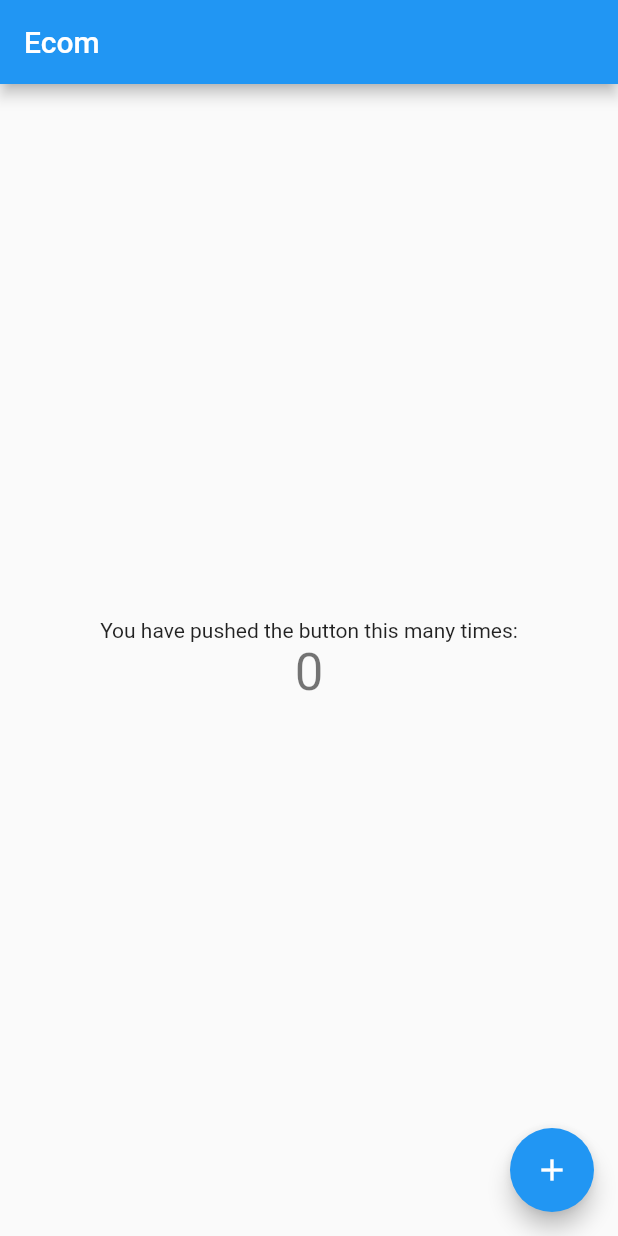
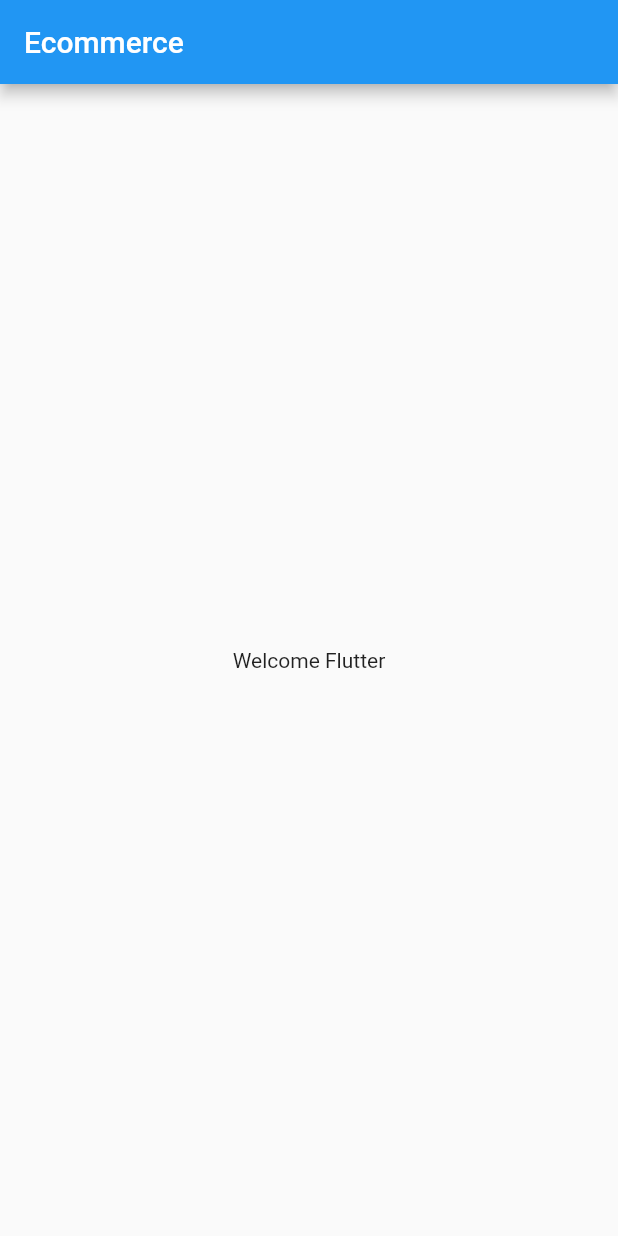
Before and after one commit to akshatjain2k/Ecom-App, a Flutter app: the screen it shows after launch, on a phone screen of 412 x 824 dp. Run offline on Flutter 3.47's test engine with Material 2 defaults, Android fonts, the phone set to English and light mode, and no system bars.

Commit message:
2nd Commit

```diff
--- /dev/null
+++ b/apk/lib/home_page.dart
@@ -0,0 +1,21 @@
+import 'package:flutter/material.dart';
+
+class HomePage extends StatelessWidget {
+  const HomePage({Key? key}) : super(key: key);
+
+  @override
+  Widget build(BuildContext context) {
+    return Scaffold(
+      appBar: AppBar(
+        title: Text("Ecommerce"),
+      ),
+      body: Center(
+        child: Container(
+          child: Text(
+            "Welcome Flutter",
+          ),
+        ),
+      ),
+    );
+  }
+}
--- a/apk/lib/main.dart
+++ b/apk/lib/main.dart
@@ -1,115 +1,19 @@
+import 'package:apk/home_page.dart';
 import 'package:flutter/material.dart';
 
 void main() {
-  runApp(const MyApp());
+  runApp(MyApp());
 }
 
 class MyApp extends StatelessWidget {
   const MyApp({Key? key}) : super(key: key);
 
-  // This widget is the root of your application.
   @override
   Widget build(BuildContext context) {
+    // String s = "Flutter";
     return MaterialApp(
-      title: 'Flutter Demo',
-      theme: ThemeData(
-        // This is the theme of your application.
-        //
-        // Try running your application with "flutter run". You'll see the
-        // application has a blue toolbar. Then, without quitting the app, try
-        // changing the primarySwatch below to Colors.green and then invoke
-        // "hot reload" (press "r" in the console where you ran "flutter run",
-        // or simply save your changes to "hot reload" in a Flutter IDE).
-        // Notice that the counter didn't reset back to zero; the application
-        // is not restarted.
-        primarySwatch: Colors.blue,
-      ),
-      home: const MyHomePage(title: 'Ecom'),
+      debugShowCheckedModeBanner: false,
+      home: HomePage(),
     );
   }
 }
-
-class MyHomePage extends StatefulWidget {
-  const MyHomePage({Key? key, required this.title}) : super(key: key);
-
-  // This widget is the home page of your application. It is stateful, meaning
-  // that it has a State object (defined below) that contains fields that affect
-  // how it looks.
-
-  // This class is the configuration for the state. It holds the values (in this
-  // case the title) provided by the parent (in this case the App widget) and
-  // used by the build method of the State. Fields in a Widget subclass are
-  // always marked "final".
-
-  final String title;
-
-  @override
-  State<MyHomePage> createState() => _MyHomePageState();
-}
-
-class _MyHomePageState extends State<MyHomePage> {
-  int _counter = 0;
-
-  void _incrementCounter() {
-    setState(() {
-      // This call to setState tells the Flutter framework that something has
-      // changed in this State, which causes it to rerun the build method below
-      // so that the display can reflect the updated values. If we changed
-      // _counter without calling setState(), then the build method would not be
-      // called again, and so nothing would appear to happen.
-      _counter++;
-    });
-  }
-
-  @override
-  Widget build(BuildContext context) {
-    // This method is rerun every time setState is called, for instance as done
-    // by the _incrementCounter method above.
-    //
-    // The Flutter framework has been optimized to make rerunning build methods
-    // fast, so that you can just rebuild anything that needs updating rather
-    // than having to individually change instances of widgets.
-    return Scaffold(
-      appBar: AppBar(
-        // Here we take the value from the MyHomePage object that was created by
-        // the App.build method, and use it to set our appbar title.
-        title: Text(widget.title),
-      ),
-      body: Center(
-        // Center is a layout widget. It takes a single child and positions it
-        // in the middle of the parent.
-        child: Column(
-          // Column is also a layout widget. It takes a list of children and
-          // arranges them vertically. By default, it sizes itself to fit its
-          // children horizontally, and tries to be as tall as its parent.
-          //
-          // Invoke "debug painting" (press "p" in the console, choose the
-          // "Toggle Debug Paint" action from the Flutter Inspector in Android
-          // Studio, or the "Toggle Debug Paint" command in Visual Studio Code)
-          // to see the wireframe for each widget.
-          //
-          // Column has various properties to control how it sizes itself and
-          // how it positions its children. Here we use mainAxisAlignment to
-          // center the children vertically; the main axis here is the vertical
-          // axis because Columns are vertical (the cross axis would be
-          // horizontal).
-          mainAxisAlignment: MainAxisAlignment.center,
-          children: <Widget>[
-            const Text(
-              'You have pushed the button this many times:',
-            ),
-            Text(
-              '$_counter',
-              style: Theme.of(context).textTheme.headline4,
-            ),
-          ],
-        ),
-      ),
-      floatingActionButton: FloatingActionButton(
-        onPressed: _incrementCounter,
-        tooltip: 'Increment',
-        child: const Icon(Icons.add),
-      ), // This trailing comma makes auto-formatting nicer for build methods.
-    );
-  }
-}
```
